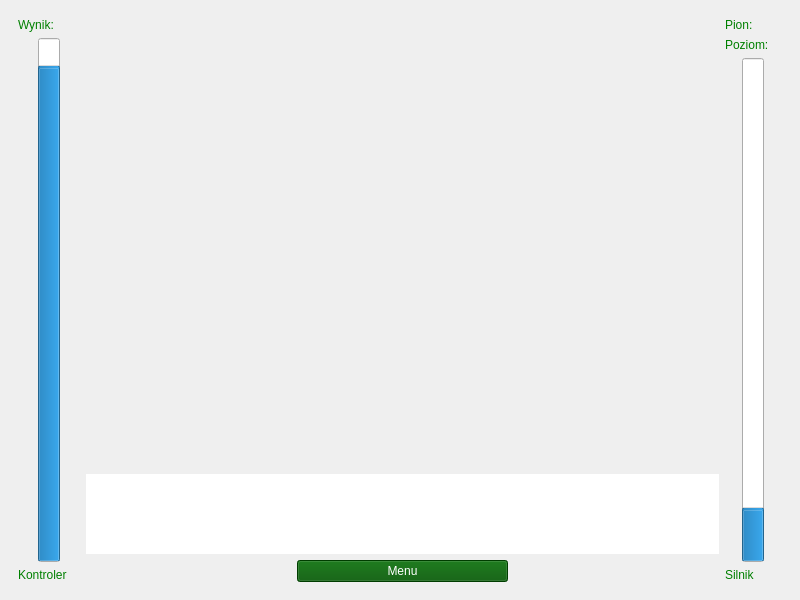
Before: the Qt Designer form mainwindow.ui in CrassusXY/Eagle-has-landed, drawn with Qt 5.
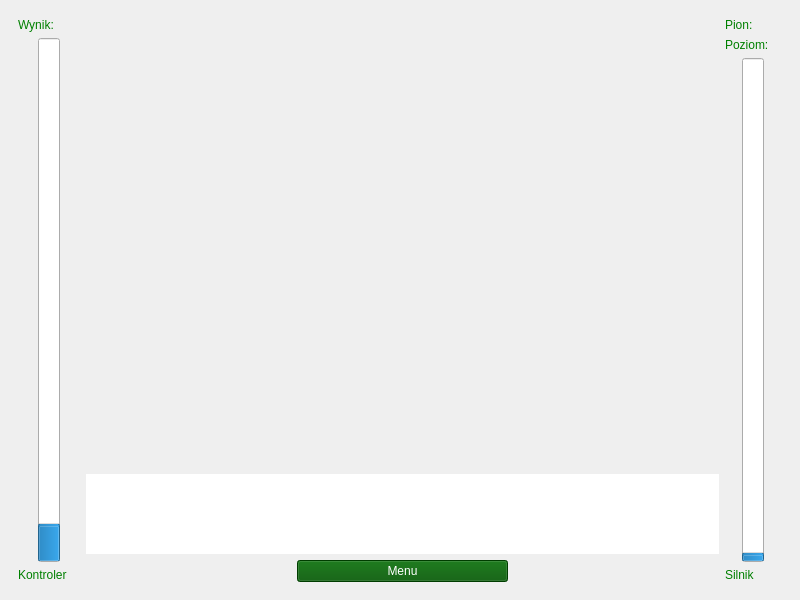
After: the same form once the commit is applied. Icons and pictures are not drawn.

```diff
--- a/mainwindow.ui
+++ b/mainwindow.ui
@@ -399,8 +399,11 @@
                 <property name="layoutDirection">
                  <enum>Qt::LeftToRight</enum>
                 </property>
+                <property name="maximum">
+                 <number>480</number>
+                </property>
                 <property name="value">
-                 <number>94</number>
+                 <number>32</number>
                 </property>
                 <property name="alignment">
                  <set>Qt::AlignCenter</set>
@@ -615,6 +618,9 @@
               </property>
               <item>
                <widget class="QProgressBar" name="FuelBar">
+                <property name="maximum">
+                 <number>1000</number>
+                </property>
                 <property name="value">
                  <number>10</number>
                 </property>
```
